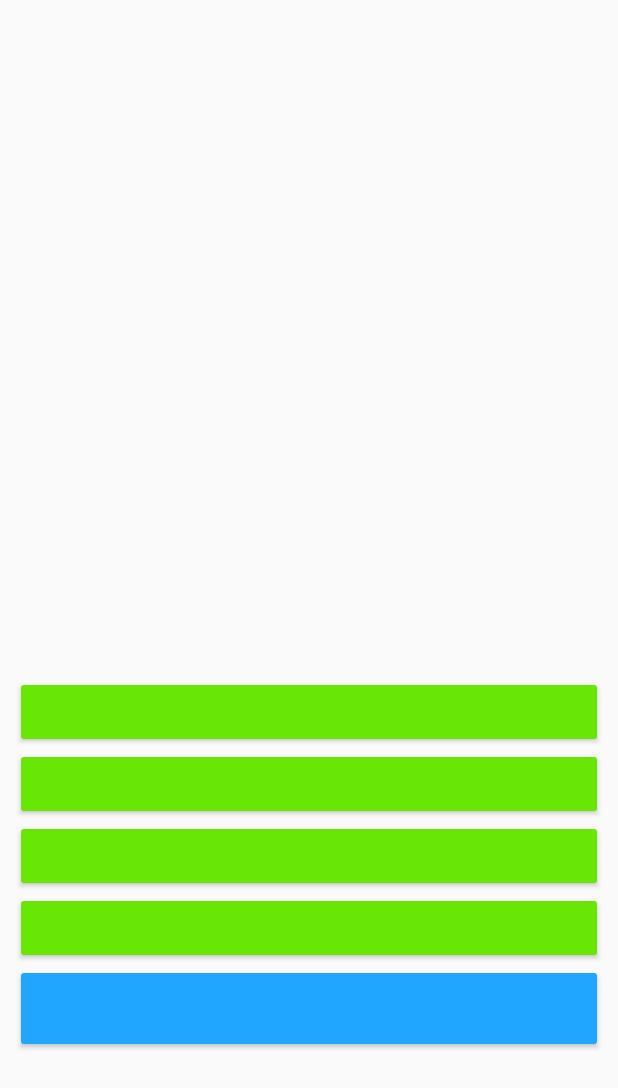
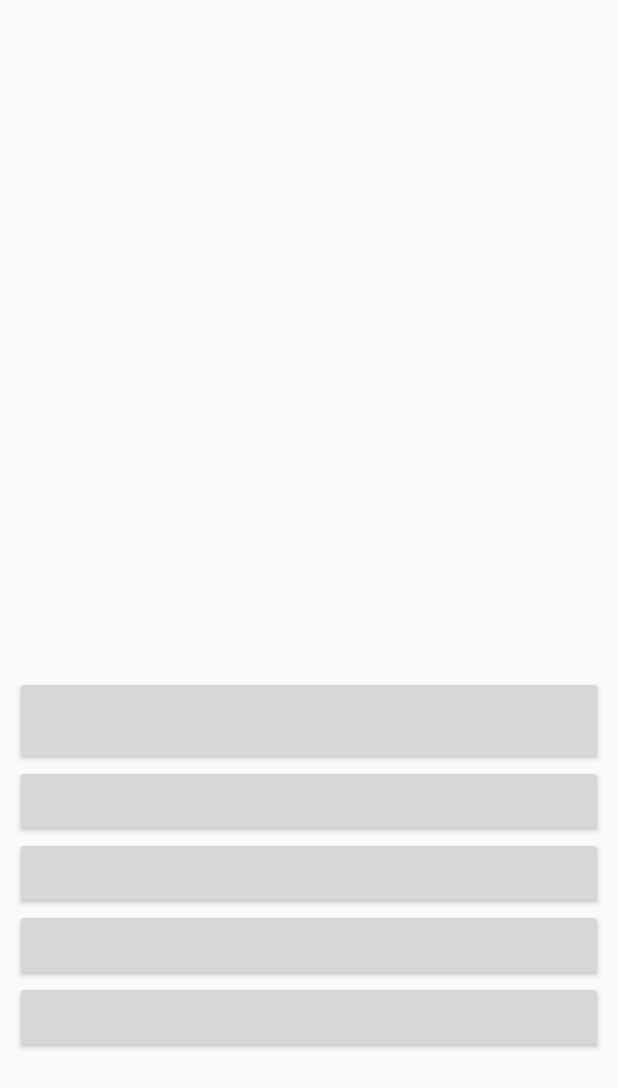
Before and after one commit to celine1013/INFS3634GroupH, an Android app: the layout activity_quiz.xml on its own in the app's theme, with its tools: preview values and no code run, on a phone screen of 412 x 824 dp. Shown: the top 1088 px of the screen. Run offline under Robolectric (Android 15) with nearby library versions, the light colour scheme and no system bars.

Commit message:
QUIZ FUNCTIONING

```diff
--- a/app/src/main/java/com/example/celine/infs3634grouph/dbHelper/QuestionProvider.java
+++ b/app/src/main/java/com/example/celine/infs3634grouph/dbHelper/QuestionProvider.java
@@ -51,8 +51,9 @@ public class QuestionProvider extends ContentProvider {
     @Nullable
     @Override
     public Cursor query(@NonNull Uri uri, @Nullable String[] projection, @Nullable String selection, @Nullable String[] selectionArgs, @Nullable String sortOrder) {
-        return database.query(DatabaseContract.QuestionEntry.TABLE_QUESTION, DatabaseContract.QuestionEntry.QUESTION_ALL_COLUMNS,
-                selection, null, null, null, null, " RANDOM() LIMIT "+MAX_QUESTION_NUM);
+        return database.query(DatabaseContract.QuestionEntry.TABLE_QUESTION
+                , DatabaseContract.QuestionEntry.QUESTION_ALL_COLUMNS
+                , selection, null, null, null, sortOrder);
     }
 
     @Nullable
--- a/app/src/main/java/com/example/celine/infs3634grouph/model/Question.java
+++ b/app/src/main/java/com/example/celine/infs3634grouph/model/Question.java
@@ -25,6 +25,8 @@ public class Question {
     public static final int CATE_O5_FRAGMENT = 5;
     public static final int CATE_O6_INTENT = 6;
     public static final int CATE_O7_DATABASE = 7;
+
+    public static final int CATE_RANDOM = 0;
 
     //empty constructor
     public Question() {
--- a/app/src/main/res/layout/activity_quiz.xml
+++ b/app/src/main/res/layout/activity_quiz.xml
@@ -48,39 +48,35 @@
         android:paddingBottom="100dp"/>
 
     <Button
+        android:id="@+id/nextQuestion"
+        android:layout_width="match_parent"
+        android:layout_height="wrap_content"
+        android:padding="20dp"
+        android:textColor="@color/colorBlack" />
+
+    <Button
         android:id="@+id/btnAnswerA"
         android:layout_width="match_parent"
         android:layout_height="wrap_content"
-        android:textColor="@color/colorBlack"
-        android:backgroundTint="@color/colorGreen" />
+        android:textColor="@color/colorBlack" />
 
     <Button
         android:id="@+id/btnAnswerB"
         android:layout_width="match_parent"
         android:layout_height="wrap_content"
-        android:textColor="@color/colorBlack"
-        android:backgroundTint="@color/colorGreen"/>
+        android:textColor="@color/colorBlack" />
 
     <Button
         android:id="@+id/btnAnswerC"
         android:layout_width="match_parent"
         android:layout_height="wrap_content"
-        android:textColor="@color/colorBlack"
-        android:backgroundTint="@color/colorGreen"/>
+        android:textColor="@color/colorBlack" />
 
     <Button
         android:id="@+id/btnAnswerD"
         android:layout_width="match_parent"
         android:layout_height="wrap_content"
-        android:textColor="@color/colorBlack"
-        android:backgroundTint="@color/colorGreen"/>
+        android:textColor="@color/colorBlack" />
 
 
-    <Button
-        android:id="@+id/nextQuestion"
-        android:layout_width="match_parent"
-        android:layout_height="wrap_content"
-        android:backgroundTint="@color/colorBlue"
-        android:padding="20dp"
-        android:textColor="@color/colorBlack" />
 </LinearLayout>
```
Also changed, not shown: app/src/main/java/com/example/celine/infs3634grouph/MainActivity.java (+19 -10 lines), app/src/main/java/com/example/celine/infs3634grouph/QuizActivity.java (+32 -18 lines).
